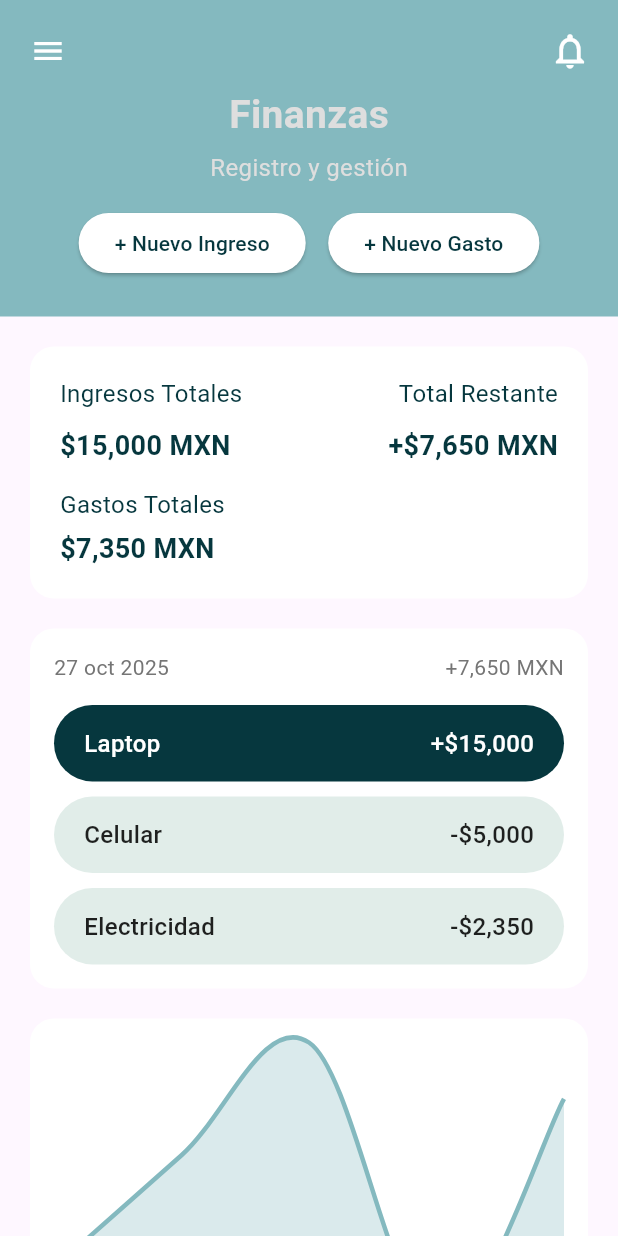
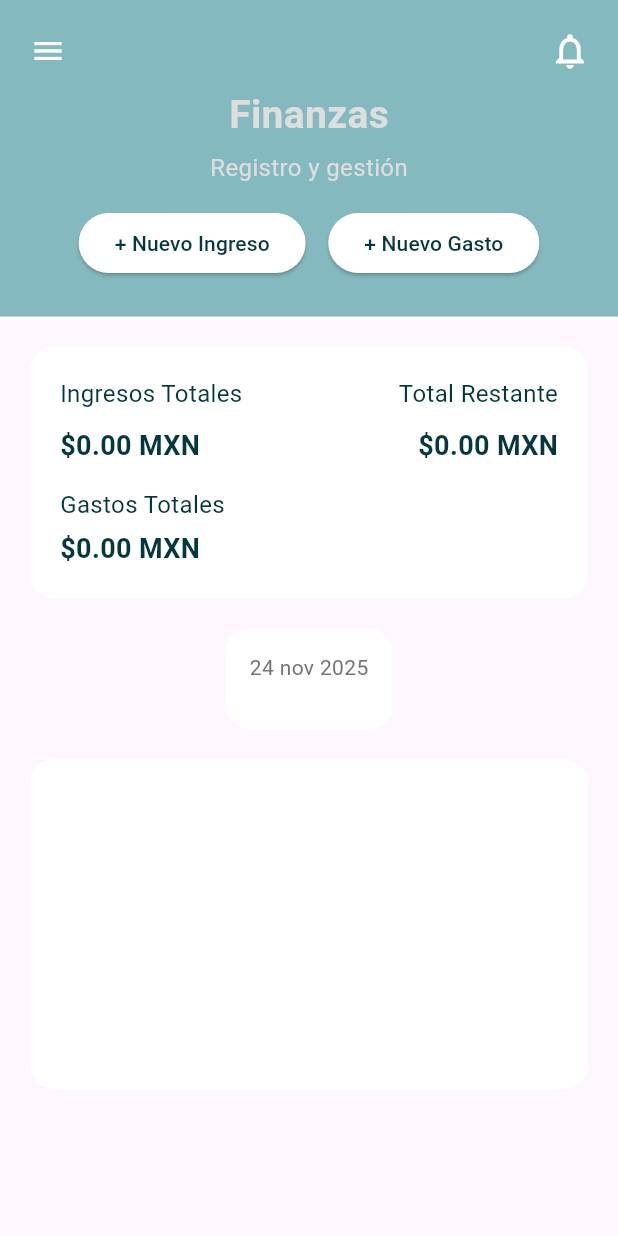
Before and after one commit to GabSalinas110403/fynix, a Flutter app: the FinanzasScreen screen opened by its route, on a phone screen of 412 x 824 dp. Run offline on Flutter 3.47's test engine with Material 3 defaults, Android fonts, the light colour scheme and no system bars; drawn by our look-alikes of fl_chart; our stand-ins replace shared_preferences; accounts and stored records are empty.

Commit message:
Finanzas

```diff
--- a/lib/screens/finanzas_screen.dart
+++ b/lib/screens/finanzas_screen.dart
@@ -1,26 +1,114 @@
 import 'package:flutter/material.dart';
 import 'package:intl/intl.dart';
 import 'package:fl_chart/fl_chart.dart';
-import '../widgets/custom_drawer.dart'; // asegúrate de importar tu drawer
+import '../widgets/custom_drawer.dart';
 
-class FinanzasScreen extends StatelessWidget {
+class FinanzasScreen extends StatefulWidget {
   const FinanzasScreen({super.key});
+
+  @override
+  State<FinanzasScreen> createState() => _FinanzasScreenState();
+}
+
+class _FinanzasScreenState extends State<FinanzasScreen> {
+  List<Map<String, dynamic>> registros = [];
+  void _abrirModal(bool esIngreso) {
+    final TextEditingController nombreCtrl = TextEditingController();
+    final TextEditingController cantidadCtrl = TextEditingController();
+
+    showDialog(
+      context: context,
+      builder: (context) {
+        return AlertDialog(
+          shape: RoundedRectangleBorder(
+            borderRadius: BorderRadius.circular(20),
+          ),
+          title: Text(esIngreso ? "Nuevo Ingreso" : "Nuevo Gasto"),
+          content: Column(
+            mainAxisSize: MainAxisSize.min,
+            children: [
+              TextField(
+                controller: nombreCtrl,
+                decoration: InputDecoration(
+                  labelText: esIngreso
+                      ? "Nombre del ingreso"
+                      : "Nombre del gasto",
+                ),
+              ),
+              TextField(
+                controller: cantidadCtrl,
+                decoration: const InputDecoration(labelText: "Cantidad (MXN)"),
+                keyboardType: TextInputType.number,
+              ),
+            ],
+          ),
+          actions: [
+            TextButton(
+              onPressed: () => Navigator.pop(context),
+              child: const Text("Cancelar"),
+            ),
+            ElevatedButton(
+              onPressed: () {
+                String nombre = nombreCtrl.text.trim();
+                double? cantidad = double.tryParse(cantidadCtrl.text);
+
+                if (nombre.isEmpty || cantidad == null) return;
+
+                setState(() {
+                  registros.add({
+                    "tipo": esIngreso ? "ingreso" : "gasto",
+                    "nombre": nombre,
+                    "cantidad": cantidad,
+                    "fecha": DateTime.now(),
+                  });
+                });
+
+                Navigator.pop(context);
+              },
+              child: const Text("Guardar"),
+            ),
+          ],
+        );
+      },
+    );
+  }
+
+  List<FlSpot> _generarSpots() {
+    final sorted = List<Map<String, dynamic>>.from(registros)
+      ..sort((a, b) => a["fecha"].compareTo(b["fecha"]));
+
+    return sorted.asMap().entries.map((entry) {
+      final index = entry.key; // número del registro
+      final e = entry.value; // datos del registro
+
+      double cantidad = e["cantidad"].toDouble();
+      double y = e["tipo"] == "ingreso" ? cantidad : -cantidad;
+
+      return FlSpot(index.toDouble(), y);
+    }).toList();
+  }
+
+  double get totalIngresos => registros
+      .where((e) => e["tipo"] == "ingreso")
+      .fold(0.0, (s, e) => s + e["cantidad"]);
+
+  double get totalGastos => registros
+      .where((e) => e["tipo"] == "gasto")
+      .fold(0.0, (s, e) => s + e["cantidad"]);
 
   @override
   Widget build(BuildContext context) {
     final String fechaHoy = DateFormat(
       'dd MMM yyyy',
       'es',
-    ).format(DateTime(2025, 10, 27));
+    ).format(DateTime.now());
 
     return Scaffold(
       drawer: const CustomDrawer(),
-
       body: SafeArea(
         child: SingleChildScrollView(
           child: Column(
             children: [
-
               Container(
                 color: const Color(0xFF84B9BF),
                 padding: const EdgeInsets.only(bottom: 25, top: 10),
@@ -45,9 +133,7 @@ class FinanzasScreen extends StatelessWidget {
                               color: Colors.white,
                               size: 28,
                             ),
-                            onPressed: () {
-
-                            },
+                            onPressed: () {},
                           ),
                         ],
                       ),
@@ -69,12 +155,12 @@ class FinanzasScreen extends StatelessWidget {
 
                     const SizedBox(height: 15),
 
-                    // Botones centrados
+                    // Botones con modal
                     Row(
                       mainAxisAlignment: MainAxisAlignment.center,
                       children: [
                         ElevatedButton(
-                          onPressed: () {},
+                          onPressed: () => _abrirModal(true),
                           style: ElevatedButton.styleFrom(
                             backgroundColor: Colors.white,
                             foregroundColor: const Color(0xFF06373E),
@@ -86,7 +172,7 @@ class FinanzasScreen extends StatelessWidget {
                         ),
                         const SizedBox(width: 15),
                         ElevatedButton(
-                          onPressed: () {},
+                          onPressed: () => _abrirModal(false),
                           style: ElevatedButton.styleFrom(
                             backgroundColor: Colors.white,
                             foregroundColor: const Color(0xFF06373E),
@@ -104,7 +190,7 @@ class FinanzasScreen extends StatelessWidget {
 
               const SizedBox(height: 20),
 
-              // 🟩 Container de información
+              // Panel de información dinamico
               Container(
                 margin: const EdgeInsets.symmetric(horizontal: 20),
                 padding: const EdgeInsets.all(20),
@@ -114,8 +200,8 @@ class FinanzasScreen extends StatelessWidget {
                 ),
                 child: Column(
                   crossAxisAlignment: CrossAxisAlignment.start,
-                  children: const [
-                    Row(
+                  children: [
+                    const Row(
                       mainAxisAlignment: MainAxisAlignment.spaceBetween,
                       children: [
                         Text(
@@ -134,21 +220,21 @@ class FinanzasScreen extends StatelessWidget {
                         ),
                       ],
                     ),
-                    SizedBox(height: 10),
+                    const SizedBox(height: 10),
                     Row(
                       mainAxisAlignment: MainAxisAlignment.spaceBetween,
                       children: [
                         Text(
-                          '\$15,000 MXN',
-                          style: TextStyle(
+                          '\$${totalIngresos.toStringAsFixed(2)} MXN',
+                          style: const TextStyle(
                             color: Color(0xFF06373E),
                             fontSize: 18,
                             fontWeight: FontWeight.bold,
                           ),
                         ),
                         Text(
-                          '+\$7,650 MXN',
-                          style: TextStyle(
+                          '\$${(totalIngresos - totalGastos).toStringAsFixed(2)} MXN',
+                          style: const TextStyle(
                             color: Color(0xFF06373E),
                             fontSize: 18,
                             fontWeight: FontWeight.bold,
@@ -156,15 +242,15 @@ class FinanzasScreen extends StatelessWidget {
                         ),
                       ],
                     ),
-                    SizedBox(height: 15),
-                    Text(
+                    const SizedBox(height: 15),
+                    const Text(
                       'Gastos Totales',
                       style: TextStyle(color: Color(0xFF06373E), fontSize: 16),
                     ),
-                    SizedBox(height: 5),
+                    const SizedBox(height: 5),
                     Text(
-                      '\$7,350 MXN',
-                      style: TextStyle(
+                      '\$${totalGastos.toStringAsFixed(2)} MXN',
+                      style: const TextStyle(
                         color: Color(0xFF06373E),
                         fontSize: 18,
                         fontWeight: FontWeight.bold,
@@ -176,7 +262,7 @@ class FinanzasScreen extends StatelessWidget {
 
               const SizedBox(height: 20),
 
-              // 🟩 Container de registros
+              // Lista dinámica de registros
               Container(
                 margin: const EdgeInsets.symmetric(horizontal: 20),
                 padding: const EdgeInsets.all(16),
@@ -187,10 +273,6 @@ class FinanzasScreen extends StatelessWidget {
                 child: Column(
                   crossAxisAlignment: CrossAxisAlignment.start,
                   children: [
-                    // Fecha y total
-                    Row(
-                      mainAxisAlignment: MainAxisAlignment.spaceBetween,
-                      children: [
                     Text(
                       fechaHoy,
                       style: TextStyle(
@@ -198,45 +280,32 @@ class FinanzasScreen extends StatelessWidget {
                         fontSize: 14,
                       ),
                     ),
-                        Text(
-                          '+7,650 MXN',
-                          style: TextStyle(
-                            color: Colors.grey.shade600,
-                            fontSize: 14,
+                    const SizedBox(height: 15),
+
+                    ...registros.reversed.map(
+                      (e) => Column(
+                        children: [
+                          _buildItem(
+                            e["nombre"],
+                            (e["tipo"] == "ingreso" ? "+ " : "- ") +
+                                "\$${e["cantidad"].toStringAsFixed(2)}",
+                            e["tipo"] == "ingreso"
+                                ? const Color(0xFF06373E)
+                                : const Color(0xFFE1EDE9),
+                            e["tipo"] == "ingreso"
+                                ? Colors.white
+                                : Colors.black87,
                           ),
-                        ),
+                          const SizedBox(height: 10),
                         ],
                       ),
-                    const SizedBox(height: 15),
-
-                    // Lista de items
-                    _buildItem(
-                      'Laptop',
-                      '+\$15,000',
-                      const Color(0xFF06373E),
-                      Colors.white,
-                    ),
-                    const SizedBox(height: 10),
-                    _buildItem(
-                      'Celular',
-                      '-\$5,000',
-                      const Color(0xFFE1EDE9),
-                      Colors.black87,
-                    ),
-                    const SizedBox(height: 10),
-                    _buildItem(
-                      'Electricidad',
-                      '-\$2,350',
-                      const Color(0xFFE1EDE9),
-                      Colors.black87,
                     ),
                   ],
                 ),
               ),
 
               const SizedBox(height: 20),
-
-              // 🟩 Gráfica
+              // Gráfica dinámica
               Container(
                 margin: const EdgeInsets.symmetric(horizontal: 20),
                 padding: const EdgeInsets.all(16),
@@ -252,17 +321,11 @@ class FinanzasScreen extends StatelessWidget {
                     gridData: FlGridData(show: false),
                     lineBarsData: [
                       LineChartBarData(
-                        spots: [
-                          FlSpot(0, 400),
-                          FlSpot(2, 600),
-                          FlSpot(4, 800),
-                          FlSpot(6, 300),
-                          FlSpot(8, 700),
-                        ],
+                        spots: _generarSpots(),
                         isCurved: true,
                         color: const Color(0xFF84B9BF),
                         barWidth: 3,
-                        dotData: FlDotData(show: false),
+                        dotData: FlDotData(show: true),
                         belowBarData: BarAreaData(
                           show: true,
                           color: const Color(0xFF84B9BF).withOpacity(0.3),
@@ -281,13 +344,7 @@ class FinanzasScreen extends StatelessWidget {
     );
   }
 
-  // 🟩 Widget para los rectángulos de items
-  static Widget _buildItem(
-    String nombre,
-    String monto,
-    Color color,
-    Color textColor,
-  ) {
+  Widget _buildItem(String nombre, String monto, Color color, Color textColor) {
     return Container(
       padding: const EdgeInsets.symmetric(horizontal: 20, vertical: 14),
       decoration: BoxDecoration(
```
Lines whose indentation alone changed are shown as unchanged.
